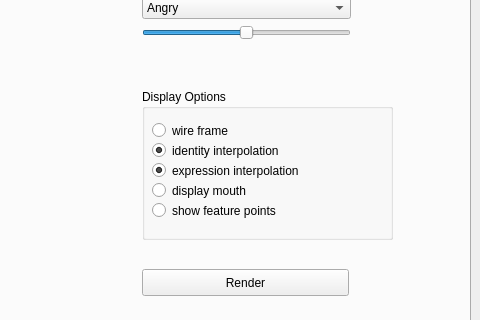
The window that qt_gl/view/applform.ui (dem42/exp_tran) describes before a commit, drawn with Qt 5; both pictures show x 730 to 1210 and y 256 to 576 of the 1210 by 704 pixel window.
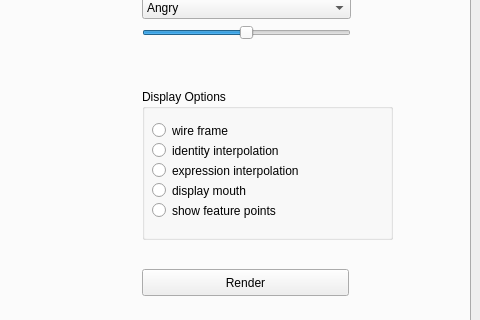
The same window after the commit.

```diff
--- a/qt_gl/view/applform.ui
+++ b/qt_gl/view/applform.ui
@@ -217,7 +217,7 @@
         <string>identity interpolation</string>
        </property>
        <property name="checked">
-        <bool>true</bool>
+        <bool>false</bool>
        </property>
        <property name="autoExclusive">
         <bool>false</bool>
@@ -236,7 +236,7 @@
         <string>expression interpolation</string>
        </property>
        <property name="checked">
-        <bool>true</bool>
+        <bool>false</bool>
        </property>
        <property name="autoExclusive">
         <bool>false</bool>
```
Left out of the diff: 4 changed lines with no effect on the pictures.
